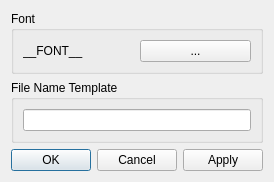
Before: the Qt Designer form main/src/widget/preference.ui in legnaleurc/khopper, drawn with Qt 5.
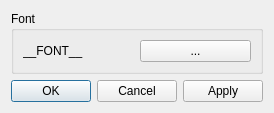
After: the same form once the commit is applied.

```diff
--- a/main/src/widget/preference.ui
+++ b/main/src/widget/preference.ui
@@ -7,7 +7,7 @@
     <x>0</x>
     <y>0</y>
     <width>264</width>
-    <height>181</height>
+    <height>103</height>
    </rect>
   </property>
   <property name="windowTitle">
@@ -37,27 +37,6 @@
      </layout>
     </widget>
    </item>
-   <item>
-    <widget class="QGroupBox" name="groupBox_2">
-     <property name="title">
-      <string>File Name Template</string>
-     </property>
-     <layout class="QGridLayout" name="gridLayout">
-      <item row="0" column="0">
-       <widget class="QLineEdit" name="tpl">
-        <property name="toolTip">
-         <string>Keywords:
-%t: title
-%a: artist
-%Ni: index of track, N means width
-%%: '%' literal
-Extensions will automaticaly append.</string>
-        </property>
-       </widget>
-      </item>
-     </layout>
-    </widget>
-   </item>
    <item>
     <widget class="QDialogButtonBox" name="buttonBox">
      <property name="orientation">
```
